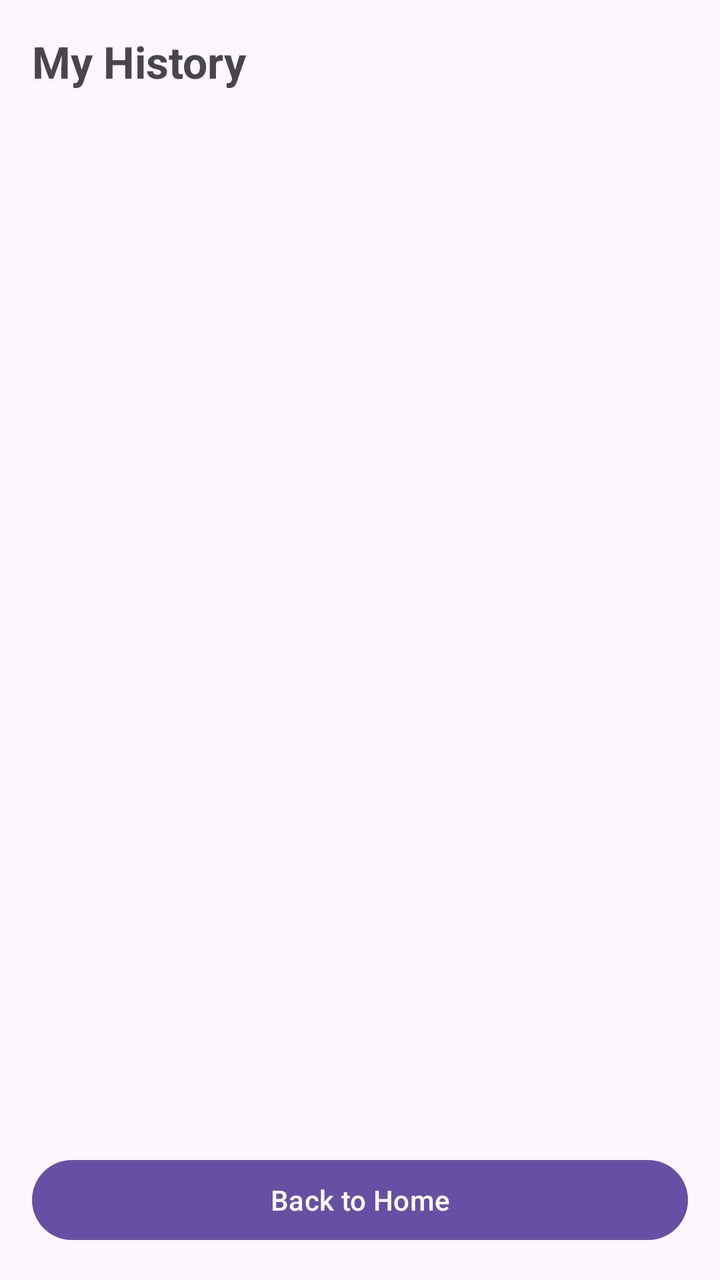
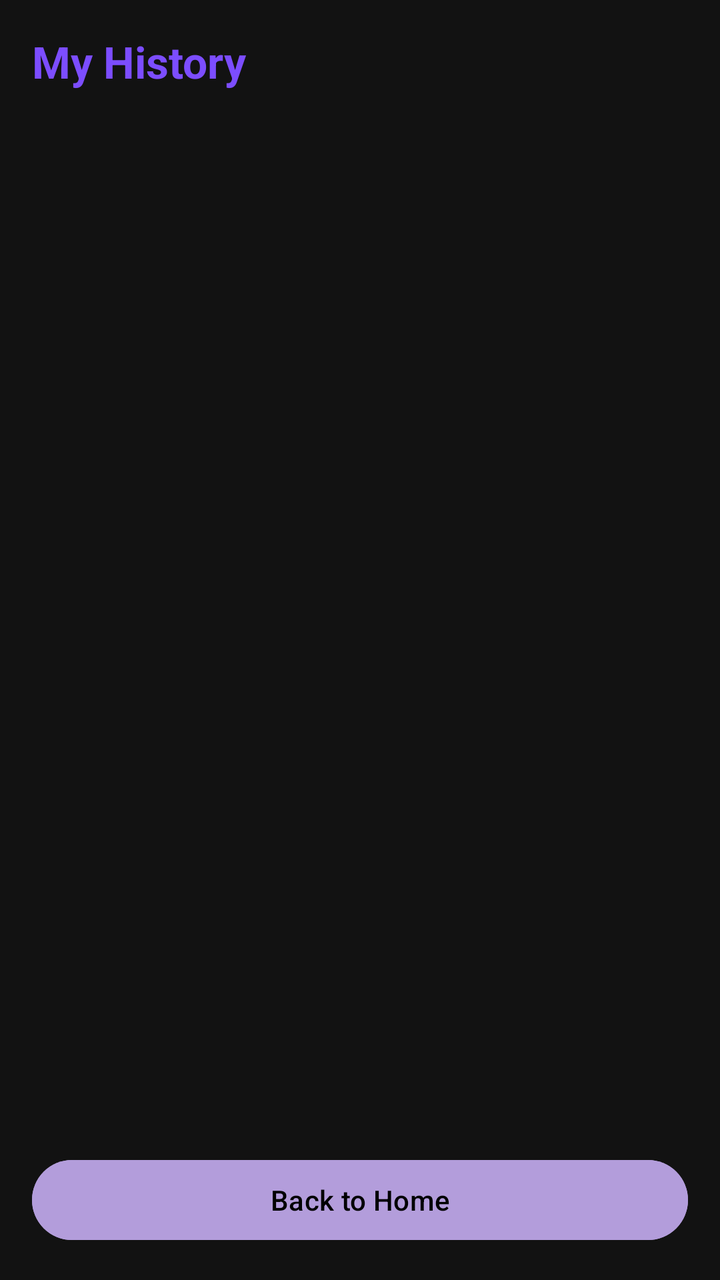

The first picture is an Android layout as it rendered before a commit; the second is the same layout after the commit. The layout source and the unified diff follow.
<!-- AndroidManifest.xml: application theme Theme.Scanlern -->
<!-- res/layout/activity_history.xml -->
<?xml version="1.0" encoding="utf-8"?>
<LinearLayout xmlns:android="http://schemas.android.com/apk/res/android"
    xmlns:tools="http://schemas.android.com/tools"
    android:layout_width="match_parent"
    android:layout_height="match_parent"
    android:orientation="vertical"
    android:padding="16dp"
    tools:context=".HistoryActivity">

    <TextView
        android:layout_width="wrap_content"
        android:layout_height="wrap_content"
        android:text="My History"
        android:textSize="22sp"
        android:textStyle="bold"
        android:layout_marginBottom="16dp" />

    <androidx.recyclerview.widget.RecyclerView
        android:id="@+id/recyclerView"
        android:layout_width="match_parent"
        android:layout_height="0dp"
        android:layout_weight="1" />

    <TextView
        android:id="@+id/tvEmpty"
        android:layout_width="match_parent"
        android:layout_height="wrap_content"
        android:text="No notes saved yet"
        android:textAlignment="center"
        android:textSize="16sp"
        android:layout_marginTop="32dp"
        android:visibility="gone" />

    <Button
        android:id="@+id/btnBackHistory"
        android:layout_width="match_parent"
        android:layout_height="wrap_content"
        android:layout_marginTop="16dp"
        android:text="Back to Home" />

</LinearLayout>
<!-- resources referenced by this layout -->
<resources>
  <style name="Theme.Scanlern" parent="Base.Theme.Scanlern" />
  <style name="Base.Theme.Scanlern" parent="Theme.Material3.DayNight.NoActionBar">
          
          
      </style>
</resources>

<!-- the commit's change to res/layout/activity_history.xml (unified diff, before → after) -->
@@ -13,6 +13,7 @@
         android:text="My History"
         android:textSize="22sp"
         android:textStyle="bold"
+        android:textColor="@color/primary"
         android:layout_marginBottom="16dp" />
 
     <androidx.recyclerview.widget.RecyclerView
@@ -36,6 +37,8 @@
         android:layout_width="match_parent"
         android:layout_height="wrap_content"
         android:layout_marginTop="16dp"
-        android:text="Back to Home" />
+        android:text="Back to Home"
+        android:backgroundTint="@color/primary_light"
+        android:textColor="@color/black" />
 
 </LinearLayout>
<!-- resource entries referenced after the edit -->
@@ -1,9 +1,18 @@
 <!-- resources referenced by this layout -->
 <resources>
+  <color name="black">#FF000000</color>
+  <color name="primary">#7C4DFF</color>
+  <color name="primary_light">#B39DDB</color>
   <style name="Theme.Scanlern" parent="Base.Theme.Scanlern" />
   <style name="Base.Theme.Scanlern" parent="Theme.Material3.DayNight.NoActionBar">
-          
-          
+          <item name="colorPrimary">@color/primary</item>
+          <item name="colorPrimaryDark">@color/primary_dark</item>
+          <item name="colorAccent">@color/primary_light</item>
+          <item name="android:colorBackground">@color/background_dark</item>
+          <item name="android:statusBarColor">@color/background_dark</item>
+          <item name="android:windowLightStatusBar">false</item>
       </style>
+  <color name="primary_dark">#5E35B1</color>
+  <color name="background_dark">#121212</color>
 </resources>
 
